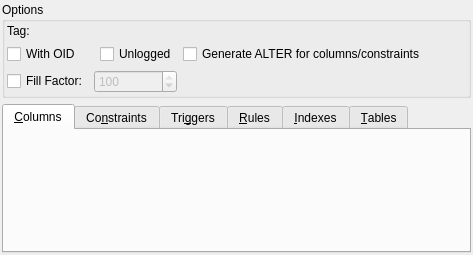
This is libpgmodeler_ui/ui/tablewidget.ui in lumieru/pgmodeler as Qt 5 draws it before an edit. The edited form follows.
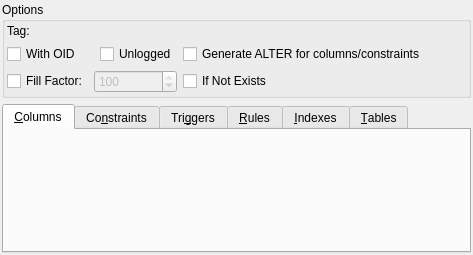
This is the edited form.

Commit message: table支持CREATE IF NOT EXISTS功能

```diff
--- a/libpgmodeler_ui/ui/tablewidget.ui
+++ b/libpgmodeler_ui/ui/tablewidget.ui
@@ -125,6 +125,19 @@
         </property>
        </widget>
       </item>
+      <item row="2" column="3">
+       <widget class="QCheckBox" name="if_not_exists_chk">
+        <property name="sizePolicy">
+         <sizepolicy hsizetype="Preferred" vsizetype="Fixed">
+          <horstretch>0</horstretch>
+          <verstretch>0</verstretch>
+         </sizepolicy>
+        </property>
+        <property name="text">
+         <string>If Not Exists</string>
+        </property>
+       </widget>
+      </item>
      </layout>
     </widget>
    </item>
```
The commit also changes 9 other files.
